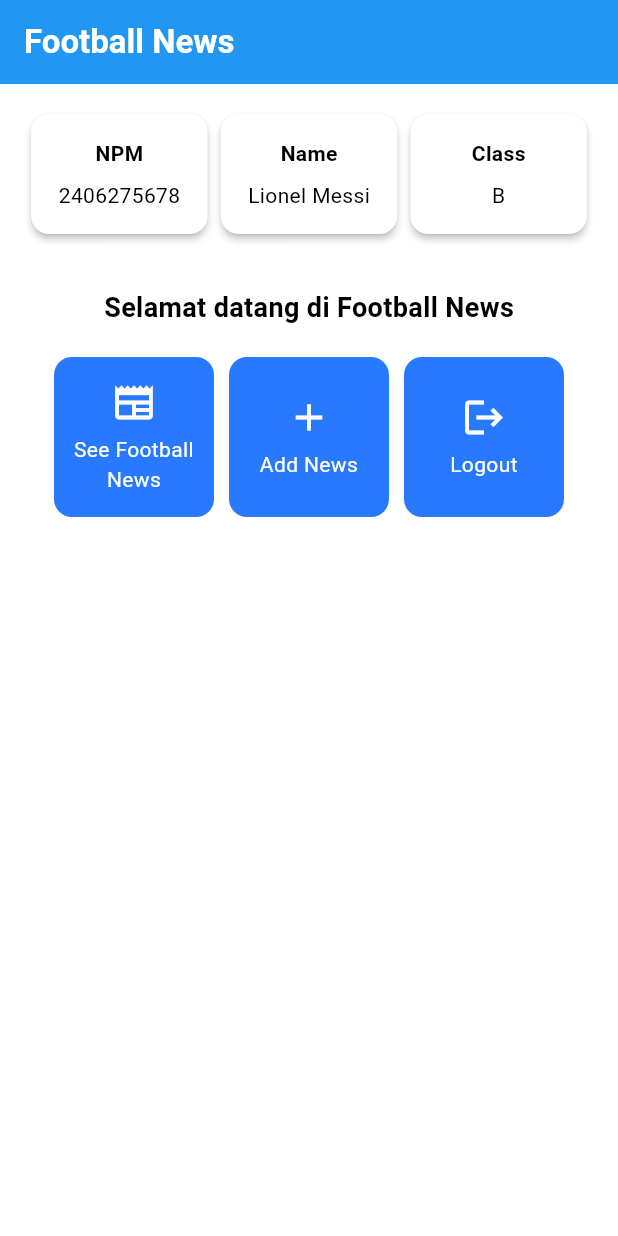
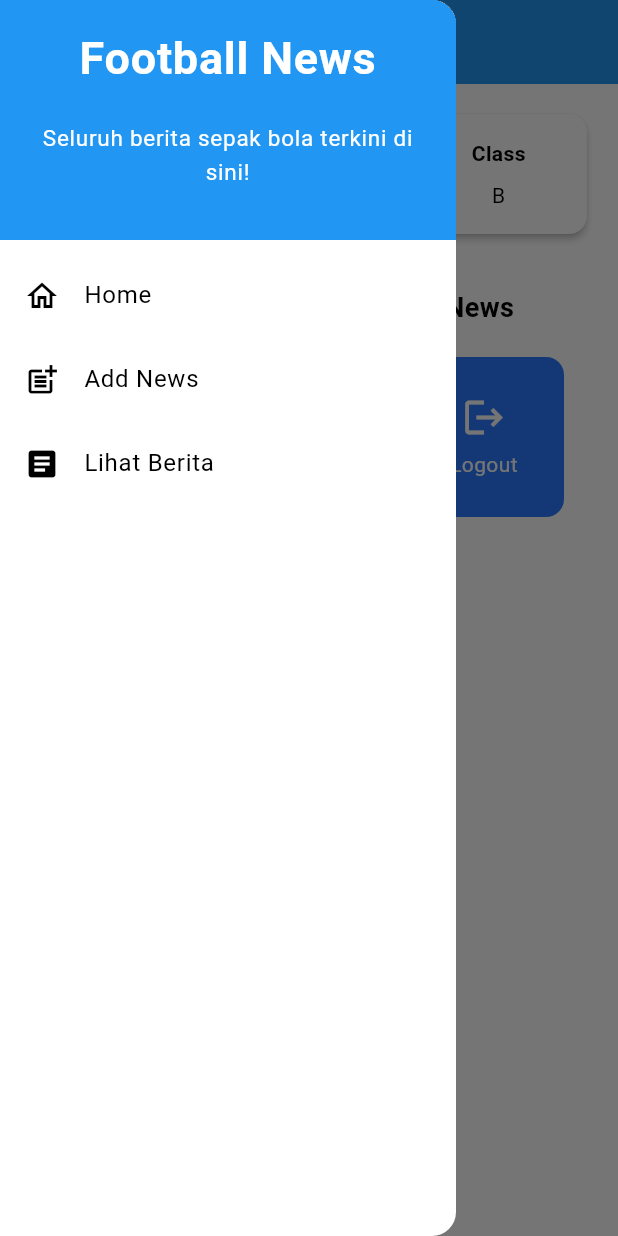
Before and after one commit to NaufalFadliR/football-news-mobile, a Flutter app: the screen it shows after launch, with the side drawer open (before the commit the screen has no drawer), on a phone screen of 412 x 824 dp. Run offline on Flutter 3.47's test engine with Material 3 defaults, Android fonts, the phone set to English and light mode, and no system bars.

Commit message:
Tutorial 7 Done

```diff
--- a/lib/main.dart
+++ b/lib/main.dart
@@ -1,5 +1,5 @@
 import 'package:flutter/material.dart';
-import 'package:football_news/menu.dart';
+import 'package:football_news/screens/menu.dart';
 
 void main() {
   runApp(const MyApp());
--- a/lib/menu.dart
+++ /dev/null
@@ -1,189 +0,0 @@
-import 'package:flutter/material.dart';
-
-class MyHomePage extends StatelessWidget {
-    MyHomePage({super.key});
-
-    final String nama = "Lionel Messi";//nama
-    final String npm = "2406275678"; //npm
-    final String kelas = "B"; //kelas
-
-    final List<ItemHomepage> items = [
-    ItemHomepage("See Football News", Icons.newspaper),
-    ItemHomepage("Add News", Icons.add),
-    ItemHomepage("Logout", Icons.logout),
-    ];
-
-    @override
-    Widget build(BuildContext context) {
-        // Scaffold menyediakan struktur dasar halaman dengan AppBar dan body.
-        return Scaffold(
-        // AppBar adalah bagian atas halaman yang menampilkan judul.
-        appBar: AppBar(
-            // Judul aplikasi "Football News" dengan teks putih dan tebal.
-            title: const Text(
-            'Football News',
-            style: TextStyle(
-                color: Colors.white,
-                fontWeight: FontWeight.bold,
-            ),
-            ),
-            // Warna latar belakang AppBar diambil dari skema warna tema aplikasi.
-            backgroundColor: Theme.of(context).colorScheme.primary,
-        ),
-        // Body halaman dengan padding di sekelilingnya.
-        body: Padding(
-            padding: const EdgeInsets.all(16.0),
-            // Menyusun widget secara vertikal dalam sebuah kolom.
-            child: Column(
-            crossAxisAlignment: CrossAxisAlignment.center,
-            children: [
-                // Row untuk menampilkan 3 InfoCard secara horizontal.
-                Row(
-                mainAxisAlignment: MainAxisAlignment.spaceEvenly,
-                children: [
-                    InfoCard(title: 'NPM', content: npm),
-                    InfoCard(title: 'Name', content: nama),
-                    InfoCard(title: 'Class', content: kelas),
-                ],
-                ),
-
-                // Memberikan jarak vertikal 16 unit.
-                const SizedBox(height: 16.0),
-
-                // Menempatkan widget berikutnya di tengah halaman.
-                Center(
-                child: Column(
-                    // Menyusun teks dan grid item secara vertikal.
-
-                    children: [
-                    // Menampilkan teks sambutan dengan gaya tebal dan ukuran 18.
-                    const Padding(
-                        padding: EdgeInsets.only(top: 16.0),
-                        child: Text(
-                        'Selamat datang di Football News',
-                        style: TextStyle(
-                            fontWeight: FontWeight.bold,
-                            fontSize: 18.0,
-                        ),
-                        ),
-                    ),
-
-                    // Grid untuk menampilkan ItemCard dalam bentuk grid 3 kolom.
-                    GridView.count(
-                        primary: true,
-                        padding: const EdgeInsets.all(20),
-                        crossAxisSpacing: 10,
-                        mainAxisSpacing: 10,
-                        crossAxisCount: 3,
-                        // Agar grid menyesuaikan tinggi kontennya.
-                        shrinkWrap: true,
-
-                        // Menampilkan ItemCard untuk setiap item dalam list items.
-                        children: items.map((ItemHomepage item) {
-                        return ItemCard(item);
-                        }).toList(),
-                    ),
-                    ],
-                ),
-                ),
-            ],
-            ),
-        ),
-        );
-    }
-
-}
-
-class InfoCard extends StatelessWidget {
-  // Kartu informasi yang menampilkan title dan content.
-
-  final String title;  // Judul kartu.
-  final String content;  // Isi kartu.
-
-  const InfoCard({super.key, required this.title, required this.content});
-
-  @override
-  Widget build(BuildContext context) {
-    return Card(
-      // Membuat kotak kartu dengan bayangan dibawahnya.
-      elevation: 2.0,
-      child: Container(
-        // Mengatur ukuran dan jarak di dalam kartu.
-        width: MediaQuery.of(context).size.width / 3.5, // menyesuaikan dengan lebar device yang digunakan.
-        padding: const EdgeInsets.all(16.0),
-        // Menyusun title dan content secara vertikal.
-        child: Column(
-          children: [
-            Text(
-              title,
-              style: const TextStyle(fontWeight: FontWeight.bold),
-            ),
-            const SizedBox(height: 8.0),
-            Text(content),
-          ],
-        ),
-      ),
-    );
-  }
-}
-
-class ItemHomepage {
- final String name;
- final IconData icon;
-
- ItemHomepage(this.name, this.icon);
-}
-
-class ItemCard extends StatelessWidget {
-  // Menampilkan kartu dengan ikon dan nama.
-
-  final ItemHomepage item;
-
-  const ItemCard(this.item, {super.key});
-
-  @override
-  Widget build(BuildContext context) {
-    return Material(
-      // Menentukan warna latar belakang dari tema aplikasi.
-      color: Theme.of(context).colorScheme.secondary,
-      // Membuat sudut kartu melengkung.
-      borderRadius: BorderRadius.circular(12),
-
-      child: InkWell(
-        // Aksi ketika kartu ditekan.
-        onTap: () {
-          // Menampilkan pesan SnackBar saat kartu ditekan.
-          ScaffoldMessenger.of(context)
-            ..hideCurrentSnackBar()
-            ..showSnackBar(
-              SnackBar(content: Text("Kamu telah menekan tombol ${item.name}!"))
-            );
-        },
-        // Container untuk menyimpan Icon dan Text
-        child: Container(
-          padding: const EdgeInsets.all(8),
-          child: Center(
-            child: Column(
-              // Menyusun ikon dan teks di tengah kartu.
-              mainAxisAlignment: MainAxisAlignment.center,
-              children: [
-                Icon(
-                  item.icon,
-                  color: Colors.white,
-                  size: 30.0,
-                ),
-                const Padding(padding: EdgeInsets.all(3)),
-                Text(
-                  item.name,
-                  textAlign: TextAlign.center,
-                  style: const TextStyle(color: Colors.white),
-                ),
-              ],
-            ),
-          ),
-        ),
-      ),
-    );
-  }
-
-}
--- /dev/null
+++ b/lib/screens/menu.dart
@@ -0,0 +1,132 @@
+import 'package:flutter/material.dart';
+import 'package:football_news/widgets/left_drawer.dart'; // Import drawer widget
+import 'package:football_news/widgets/news_card.dart'; // Impor card widget yang baru
+
+class MyHomePage extends StatelessWidget {
+  MyHomePage({super.key});
+
+  final String nama = "Lionel Messi"; //nama
+  final String npm = "2406275678"; //npm
+  final String kelas = "B"; //kelas
+
+  final List<ItemHomepage> items = [
+    ItemHomepage("See Football News", Icons.newspaper),
+    ItemHomepage("Tambah Berita", Icons.add),
+    ItemHomepage("Logout", Icons.logout),
+  ];
+
+  @override
+  Widget build(BuildContext context) {
+    // Scaffold menyediakan struktur dasar halaman dengan AppBar dan body.
+    return Scaffold(
+      // AppBar adalah bagian atas halaman yang menampilkan judul.
+      appBar: AppBar(
+        // Judul aplikasi "Football News" dengan teks putih dan tebal.
+        title: const Text(
+          'Football News',
+          style: TextStyle(
+            color: Colors.white,
+            fontWeight: FontWeight.bold,
+          ),
+        ),
+        // Warna latar belakang AppBar diambil dari skema warna tema aplikasi.
+        backgroundColor: Theme.of(context).colorScheme.primary,
+      ),
+      // Tambahkan drawer di sini
+      drawer: const LeftDrawer(),
+      // Body halaman dengan padding di sekelilingnya.
+      body: Padding(
+        padding: const EdgeInsets.all(16.0),
+        // Menyusun widget secara vertikal dalam sebuah kolom.
+        child: Column(
+          crossAxisAlignment: CrossAxisAlignment.center,
+          children: [
+            // Row untuk menampilkan 3 InfoCard secara horizontal.
+            Row(
+              mainAxisAlignment: MainAxisAlignment.spaceEvenly,
+              children: [
+                InfoCard(title: 'NPM', content: npm),
+                InfoCard(title: 'Name', content: nama),
+                InfoCard(title: 'Class', content: kelas),
+              ],
+            ),
+
+            // Memberikan jarak vertikal 16 unit.
+            const SizedBox(height: 16.0),
+
+            // Menempatkan widget berikutnya di tengah halaman.
+            Center(
+              child: Column(
+                // Menyusun teks dan grid item secara vertikal.
+
+                children: [
+                  // Menampilkan teks sambutan dengan gaya tebal dan ukuran 18.
+                  const Padding(
+                    padding: EdgeInsets.only(top: 16.0),
+                    child: Text(
+                      'Selamat datang di Football News',
+                      style: TextStyle(
+                        fontWeight: FontWeight.bold,
+                        fontSize: 18.0,
+                      ),
+                    ),
+                  ),
+
+                  // Grid untuk menampilkan ItemCard dalam bentuk grid 3 kolom.
+                  GridView.count(
+                    primary: true,
+                    padding: const EdgeInsets.all(20),
+                    crossAxisSpacing: 10,
+                    mainAxisSpacing: 10,
+                    crossAxisCount: 3,
+                    // Agar grid menyesuaikan tinggi kontennya.
+                    shrinkWrap: true,
+
+                    // Menampilkan ItemCard untuk setiap item dalam list items.
+                    children: items.map((ItemHomepage item) {
+                      return ItemCard(item);
+                    }).toList(),
+                  ),
+                ],
+              ),
+            ),
+          ],
+        ),
+      ),
+    );
+  }
+}
+
+class InfoCard extends StatelessWidget {
+  // Kartu informasi yang menampilkan title dan content.
+
+  final String title; // Judul kartu.
+  final String content; // Isi kartu.
+
+  const InfoCard({super.key, required this.title, required this.content});
+
+  @override
+  Widget build(BuildContext context) {
+    return Card(
+      // Membuat kotak kartu dengan bayangan dibawahnya.
+      elevation: 2.0,
+      child: Container(
+        // Mengatur ukuran dan jarak di dalam kartu.
+        width: MediaQuery.of(context).size.width /
+            3.5, // menyesuaikan dengan lebar device yang digunakan.
+        padding: const EdgeInsets.all(16.0),
+        // Menyusun title dan content secara vertikal.
+        child: Column(
+          children: [
+            Text(
+              title,
+              style: const TextStyle(fontWeight: FontWeight.bold),
+            ),
+            const SizedBox(height: 8.0),
+            Text(content),
+          ],
+        ),
+      ),
+    );
+  }
+}
--- /dev/null
+++ b/lib/widgets/left_drawer.dart
@@ -0,0 +1,81 @@
+import 'package:flutter/material.dart';
+import 'package:football_news/screens/menu.dart';
+// TODO: Impor halaman NewsFormPage jika sudah dibuat
+
+class LeftDrawer extends StatelessWidget {
+  const LeftDrawer({super.key});
+
+  @override
+  Widget build(BuildContext context) {
+    return Drawer(
+      child: ListView(
+        children: [
+          const DrawerHeader(
+            decoration: BoxDecoration(
+              color: Colors.blue,
+            ),
+            child: Column(
+              children: [
+                Text(
+                  'Football News',
+                  textAlign: TextAlign.center,
+                  style: TextStyle(
+                    fontSize: 30,
+                    fontWeight: FontWeight.bold,
+                    color: Colors.white,
+                  ),
+                ),
+                Padding(padding: EdgeInsets.all(10)),
+                Text(
+                  "Seluruh berita sepak bola terkini di sini!",
+                  textAlign: TextAlign.center,
+                  style: TextStyle(
+                    fontSize: 15,
+                    color: Colors.white,
+                    fontWeight: FontWeight.normal,
+                  ),
+                ),
+              ],
+            ),
+          ),
+          ListTile(
+            leading: const Icon(Icons.home_outlined),
+            title: const Text('Home'),
+            onTap: () {
+              Navigator.pushReplacement(
+                context,
+                MaterialPageRoute(
+                  builder: (context) => MyHomePage(),
+                ),
+              );
+            },
+          ),
+          ListTile(
+            leading: const Icon(Icons.post_add),
+            title: const Text('Add News'),
+            onTap: () {
+              // Navigator.pushReplacement(
+              //   context,
+              //   MaterialPageRoute(
+              //     builder: (context) => const NewsFormPage(),
+              //   ),
+              // );
+            },
+          ),
+          ListTile(
+            leading: const Icon(Icons.article),
+            title: const Text('Lihat Berita'),
+            onTap: () {
+              // Navigator.pushReplacement(
+              //   context,
+              //   MaterialPageRoute(
+              //     builder: (context) => const NewsListPage(),
+              //   ),
+              // );
+            },
+          ),
+        ],
+      ),
+    );
+  }
+}
--- /dev/null
+++ b/lib/widgets/news_card.dart
@@ -0,0 +1,72 @@
+import 'package:flutter/material.dart';
+// Impor halaman form di lokasi barunya
+import 'package:football_news/screens/newslist_form.dart';
+
+class ItemHomepage {
+  final String name;
+  final IconData icon;
+
+  ItemHomepage(this.name, this.icon);
+}
+
+class ItemCard extends StatelessWidget {
+  // Menampilkan kartu dengan ikon dan nama.
+
+  final ItemHomepage item;
+
+  const ItemCard(this.item, {super.key});
+
+  @override
+  Widget build(BuildContext context) {
+    return Material(
+      // Menentukan warna latar belakang dari tema aplikasi.
+      color: Theme.of(context).colorScheme.secondary,
+      // Membuat sudut kartu melengkung.
+      borderRadius: BorderRadius.circular(12),
+
+      child: InkWell(
+        // Aksi ketika kartu ditekan.
+        onTap: () {
+          // Menampilkan pesan SnackBar saat kartu ditekan.
+          ScaffoldMessenger.of(context)
+            ..hideCurrentSnackBar()
+            ..showSnackBar(SnackBar(
+                content: Text("Kamu telah menekan tombol ${item.name}!")));
+
+          // Navigate ke route yang sesuai (tergantung jenis tombol)
+          if (item.name == "Tambah Berita") {
+            Navigator.push(
+              context,
+              MaterialPageRoute(
+                builder: (context) => const NewsFormPage(),
+              ),
+            );
+          }
+        },
+        // Container untuk menyimpan Icon dan Text
+        child: Container(
+          padding: const EdgeInsets.all(8),
+          child: Center(
+            child: Column(
+              // Menyusun ikon dan teks di tengah kartu.
+              mainAxisAlignment: MainAxisAlignment.center,
+              children: [
+                Icon(
+                  item.icon,
+                  color: Colors.white,
+                  size: 30.0,
+                ),
+                const Padding(padding: EdgeInsets.all(3)),
+                Text(
+                  item.name,
+                  textAlign: TextAlign.center,
+                  style: const TextStyle(color: Colors.white),
+                ),
+              ],
+            ),
+          ),
+        ),
+      ),
+    );
+  }
+}
```
Also changed, not shown: lib/screens/newslist_form.dart (added, +225 -0 lines).
